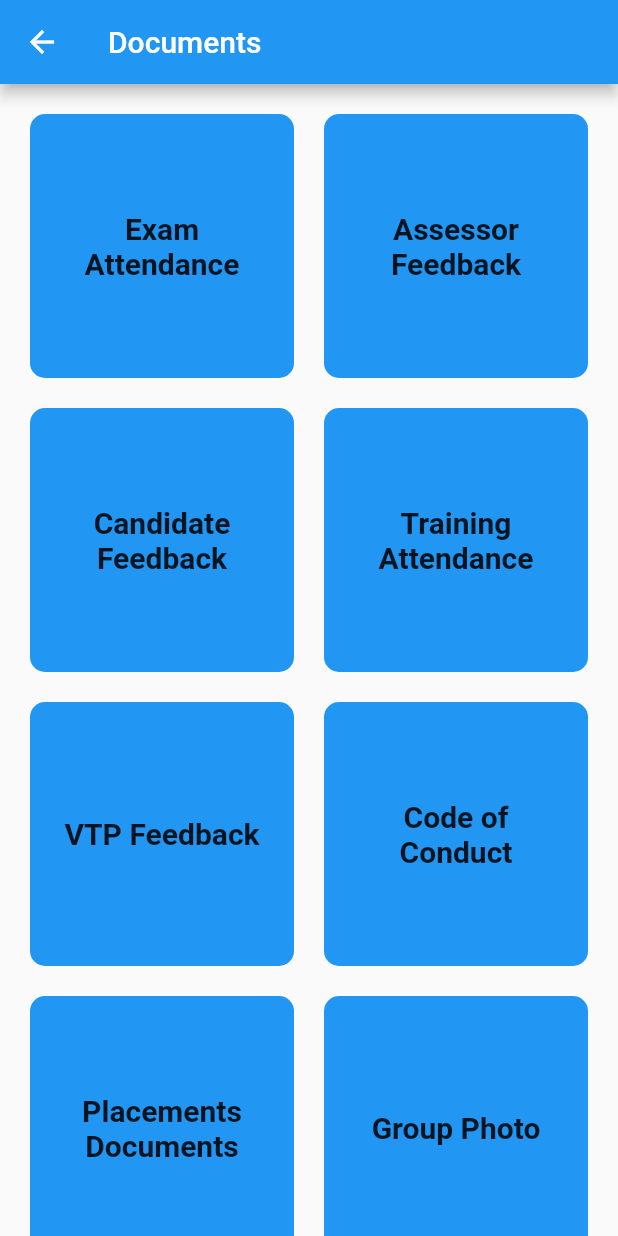
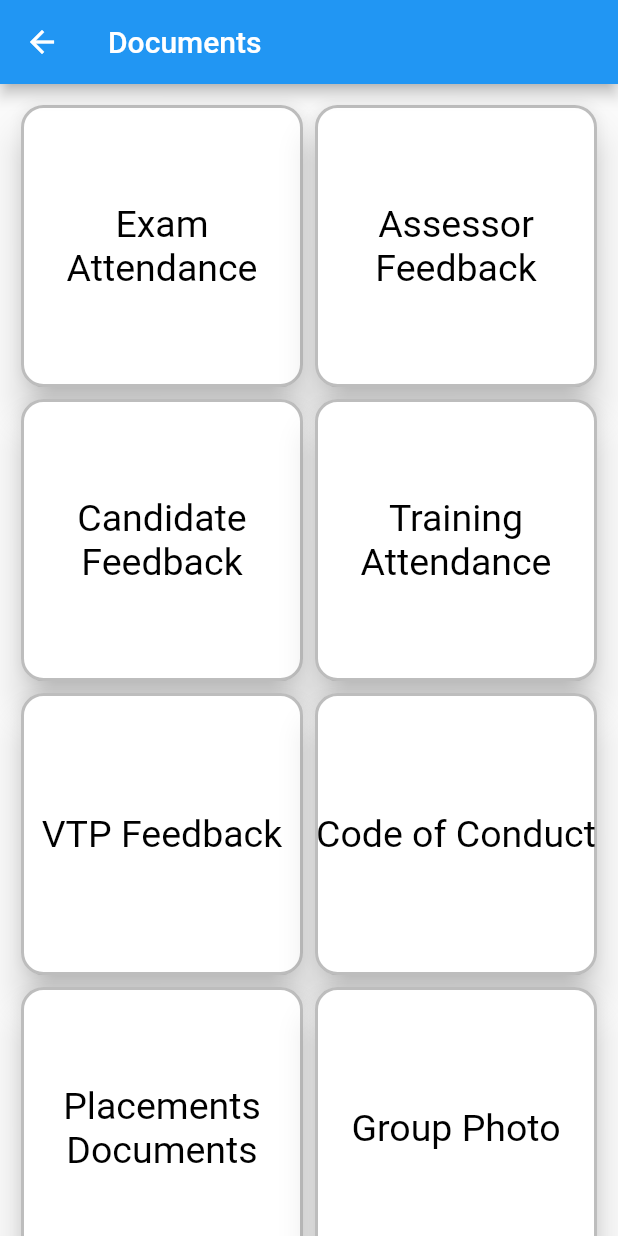
Before and after one commit to bishalceb/AssesmentExam, a Flutter app: the Documents screen opened directly, on a phone screen of 412 x 824 dp. Run offline on Flutter 3.47's test engine with Material 2 defaults, Android fonts, the phone set to English and light mode, and no system bars; our stand-ins replace chewie, font_awesome_flutter, image_picker, video_player; missing offline and left inert: multi_media_picker; project files that could hold a hidden picture were left out.

Commit message:
@bishal Desc:same design implement in document part

```diff
--- a/lib/screens/documents.dart
+++ b/lib/screens/documents.dart
@@ -18,6 +18,9 @@ class _DocumentsState extends State<Documents> {
     'Placements Documents',
     'Group Photo'
   ];
+  static final card_color=Colors.white;
+  static final card_text_color=Colors.black;
+  static final card_border_color=Colors.black26;
 
   _buildDocumentsGridView() {
     return GridView.builder(
@@ -28,21 +31,19 @@ class _DocumentsState extends State<Documents> {
       itemCount: _gridItems.length,
       itemBuilder: (context, int index) {
         return GestureDetector(
-            child: Container(
-              alignment: Alignment.center,
-              margin: EdgeInsets.all(10.0),
-              padding: EdgeInsets.all(20),
-              decoration: BoxDecoration(
-                color: Colors.blue,
-                borderRadius: BorderRadius.circular(10.0),
+            child: Card(
+              shape: RoundedRectangleBorder(
+                borderRadius: BorderRadius.circular(15.0),
+                side: new BorderSide(
+                    color: card_border_color, width: 2.0),
               ),
-              child: Text(
-                _gridItems[index],
-                style: TextStyle(
-                  fontSize: 20.0,
-                  fontWeight: FontWeight.bold,
-                ),
-                textAlign: TextAlign.center,
+              color: card_color,
+              elevation: 10,
+              child: Center(
+                child: Text(
+                    _gridItems[index], textAlign: TextAlign.center,
+                    style: TextStyle(
+                        color: card_text_color, fontSize: 25.0)),
               ),
             ),
             onTap: () {
```
